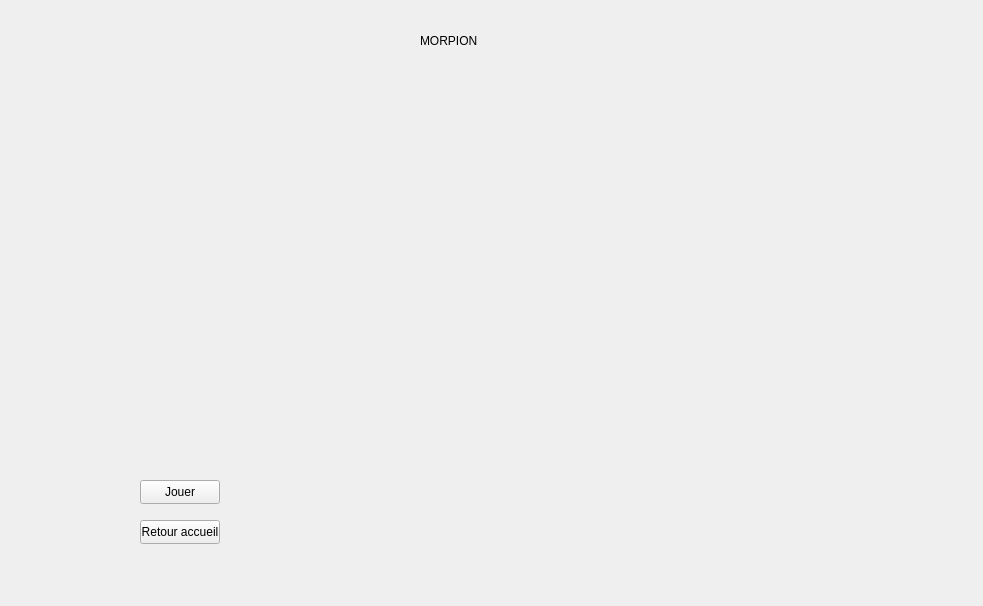
Above: morpiongui.ui from Dinholu/Essai-trucnul before the change. Below: the same form after it.
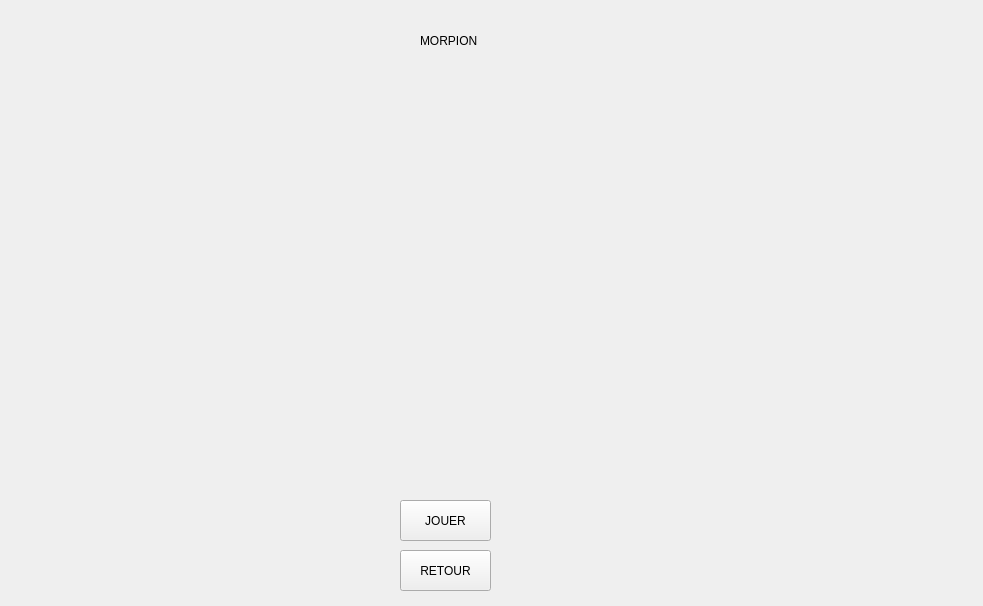
That is the form after the change.

The edit to the form file:
```diff
--- a/morpiongui.ui
+++ b/morpiongui.ui
@@ -16,14 +16,14 @@
   <widget class="QPushButton" name="retourAccueil">
    <property name="geometry">
     <rect>
-     <x>140</x>
-     <y>520</y>
-     <width>80</width>
-     <height>24</height>
+     <x>400</x>
+     <y>550</y>
+     <width>91</width>
+     <height>41</height>
     </rect>
    </property>
    <property name="text">
-    <string>Retour accueil</string>
+    <string>RETOUR</string>
    </property>
   </widget>
   <widget class="QLabel" name="titreMorpion">
@@ -42,14 +42,14 @@
   <widget class="QPushButton" name="JouerButton">
    <property name="geometry">
     <rect>
-     <x>140</x>
-     <y>480</y>
-     <width>80</width>
-     <height>24</height>
+     <x>400</x>
+     <y>500</y>
+     <width>91</width>
+     <height>41</height>
     </rect>
    </property>
    <property name="text">
-    <string>Jouer</string>
+    <string>JOUER</string>
    </property>
   </widget>
  </widget>
```
